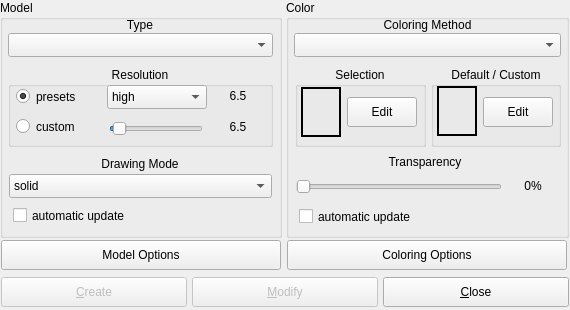
This is source/VIEW/DIALOGS/displayProperties.ui in BALL-Project/ball as Qt 5 draws it before an edit. The edited form follows.
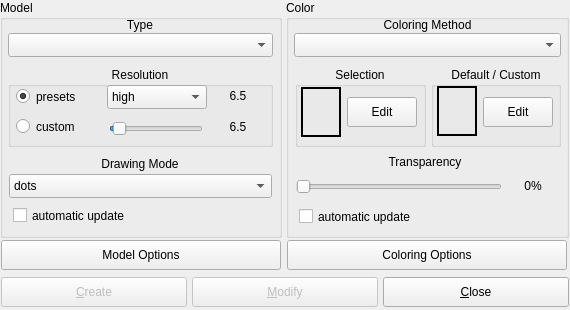
This is the edited form.

The edit to the form file:
```diff
--- a/source/VIEW/DIALOGS/displayProperties.ui
+++ b/source/VIEW/DIALOGS/displayProperties.ui
@@ -305,7 +305,7 @@
      <enum>Qt::StrongFocus</enum>
     </property>
     <property name="currentIndex" >
-     <number>2</number>
+     <number>0</number>
     </property>
     <property name="maxCount" >
      <number>2147483647</number>
```
Left out of the diff: 63 changed lines with no effect on the pictures.
